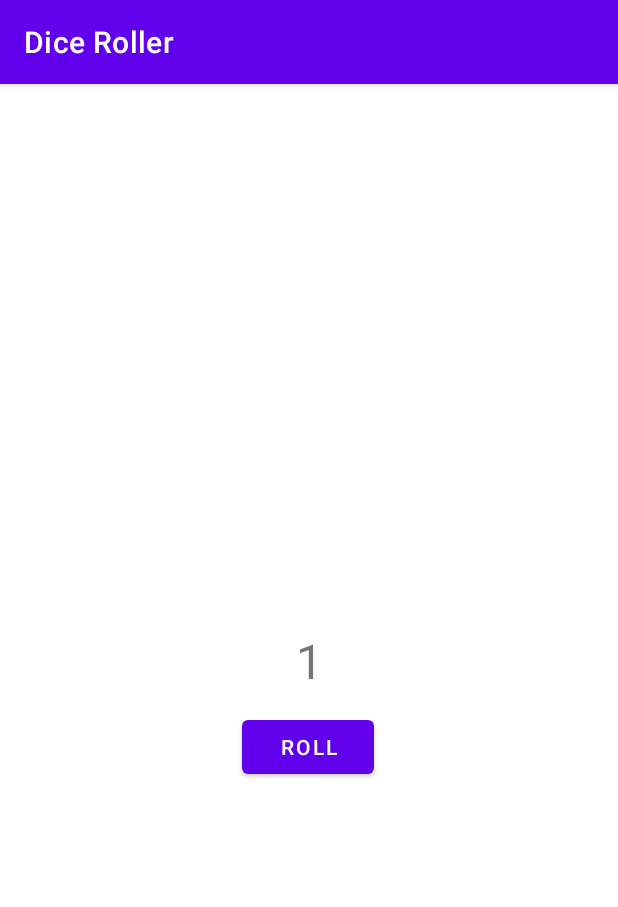
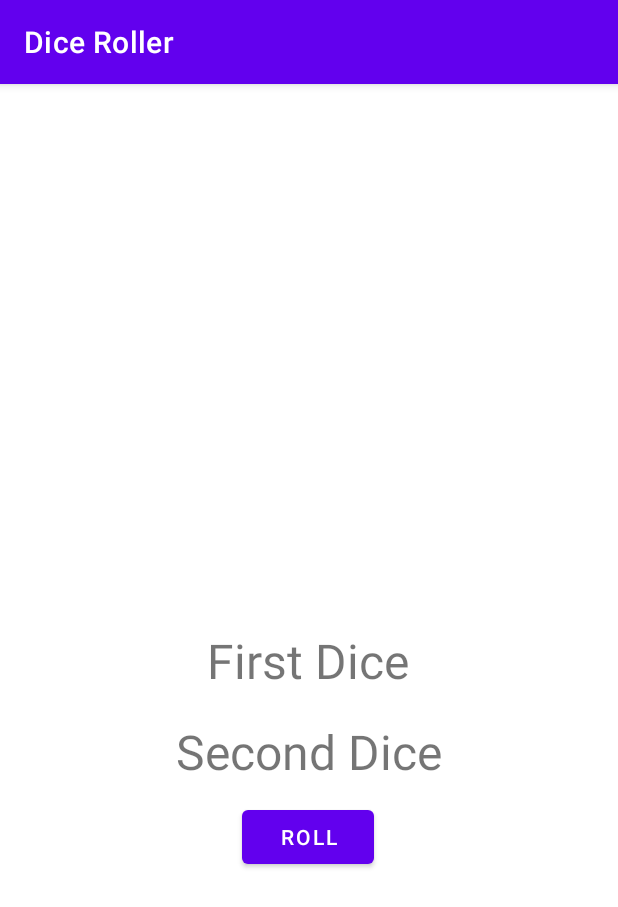
Before and after one commit to andikajayaw/Dice_Roller_App, an Android app: the screen it shows after launch (MainActivity), on a phone screen of 412 x 824 dp. Shown: the top 907 px of the screen. Run offline under Robolectric (Android 15) with nearby library versions, the phone set to English and light mode, and no system bars.

```diff
--- a/app/src/main/res/layout/activity_main.xml
+++ b/app/src/main/res/layout/activity_main.xml
@@ -10,18 +10,31 @@
         android:id="@+id/textView"
         android:layout_width="wrap_content"
         android:layout_height="wrap_content"
-        android:text="1"
+        android:text="First Dice"
         android:textSize="32sp"
         app:layout_constraintBottom_toBottomOf="parent"
+        app:layout_constraintHorizontal_bias="0.498"
         app:layout_constraintLeft_toLeftOf="parent"
         app:layout_constraintRight_toRightOf="parent"
         app:layout_constraintTop_toTopOf="parent" />
+
+    <TextView
+        android:id="@+id/textView2"
+        android:layout_width="wrap_content"
+        android:layout_height="wrap_content"
+        android:text="Second Dice"
+        android:textSize="32sp"
+        app:layout_constraintBottom_toTopOf="@+id/button"
+        app:layout_constraintLeft_toLeftOf="parent"
+        app:layout_constraintRight_toRightOf="parent"
+        app:layout_constraintTop_toBottomOf="@+id/textView"
+        app:layout_constraintVertical_bias="0.604" />
 
     <Button
         android:id="@+id/button"
         android:layout_width="wrap_content"
         android:layout_height="wrap_content"
-        android:layout_marginTop="12dp"
+        android:layout_marginTop="72dp"
         android:text="@string/button_roll"
         app:layout_constraintEnd_toEndOf="parent"
         app:layout_constraintHorizontal_bias="0.498"
```
Also changed, not shown: app/src/main/java/com/andikajayaw/diceroller/MainActivity.kt (+36 -1 lines).
